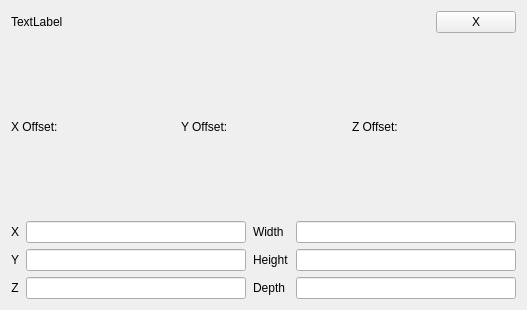
This is src/UI_files/roi_list_item.ui in stjude-biohackathon/KIDS24-team13 as Qt 5 draws it before an edit. The edited form follows.
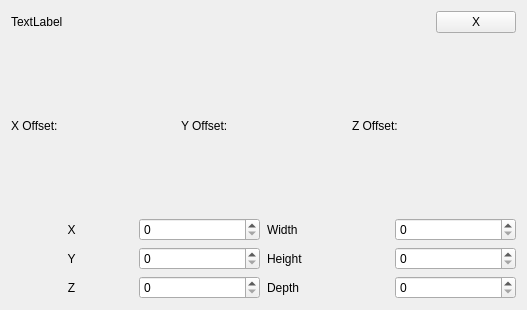
This is the edited form.

Commit message: Added ROI registration to idms and dynamic creation of ROI list panels

What changed in the file:
```diff
--- a/src/UI_files/roi_list_item.ui
+++ b/src/UI_files/roi_list_item.ui
@@ -97,9 +97,6 @@
      <property name="verticalSpacing">
       <number>-1</number>
      </property>
-     <item row="3" column="2">
-      <widget class="QLineEdit" name="z_ledit"/>
-     </item>
      <item row="2" column="0">
       <widget class="QLabel" name="y_lbl">
        <property name="text">
@@ -120,15 +117,6 @@
        </property>
       </widget>
      </item>
-     <item row="2" column="2">
-      <widget class="QLineEdit" name="y_ledit"/>
-     </item>
-     <item row="3" column="4">
-      <widget class="QLineEdit" name="depth_ledit"/>
-     </item>
-     <item row="0" column="4">
-      <widget class="QLineEdit" name="width_ledit"/>
-     </item>
      <item row="0" column="3">
       <widget class="QLabel" name="width_lbl">
        <property name="text">
@@ -136,9 +124,6 @@
        </property>
       </widget>
      </item>
-     <item row="0" column="2">
-      <widget class="QLineEdit" name="x_ledit"/>
-     </item>
      <item row="0" column="0">
       <widget class="QLabel" name="x_lbl">
        <property name="text">
@@ -166,8 +151,47 @@
        </property>
       </widget>
      </item>
+     <item row="0" column="4">
+      <widget class="QDoubleSpinBox" name="width_dsb">
+       <property name="decimals">
+        <number>0</number>
+       </property>
+      </widget>
+     </item>
+     <item row="3" column="2">
+      <widget class="QDoubleSpinBox" name="z_dsb">
+       <property name="decimals">
+        <number>0</number>
+       </property>
+      </widget>
+     </item>
+     <item row="2" column="2">
+      <widget class="QDoubleSpinBox" name="y_dsb">
+       <property name="decimals">
+        <number>0</number>
+       </property>
+      </widget>
+     </item>
+     <item row="0" column="2">
+      <widget class="QDoubleSpinBox" name="x_dsb">
+       <property name="decimals">
+        <number>0</number>
+       </property>
+      </widget>
+     </item>
      <item row="2" column="4">
-      <widget class="QLineEdit" name="height_ledit"/>
+      <widget class="QDoubleSpinBox" name="height_dsb">
+       <property name="decimals">
+        <number>0</number>
+       </property>
+      </widget>
+     </item>
+     <item row="3" column="4">
+      <widget class="QDoubleSpinBox" name="depth_dsb">
+       <property name="decimals">
+        <number>0</number>
+       </property>
+      </widget>
      </item>
     </layout>
    </item>
```
The commit also changes 1 other file.
